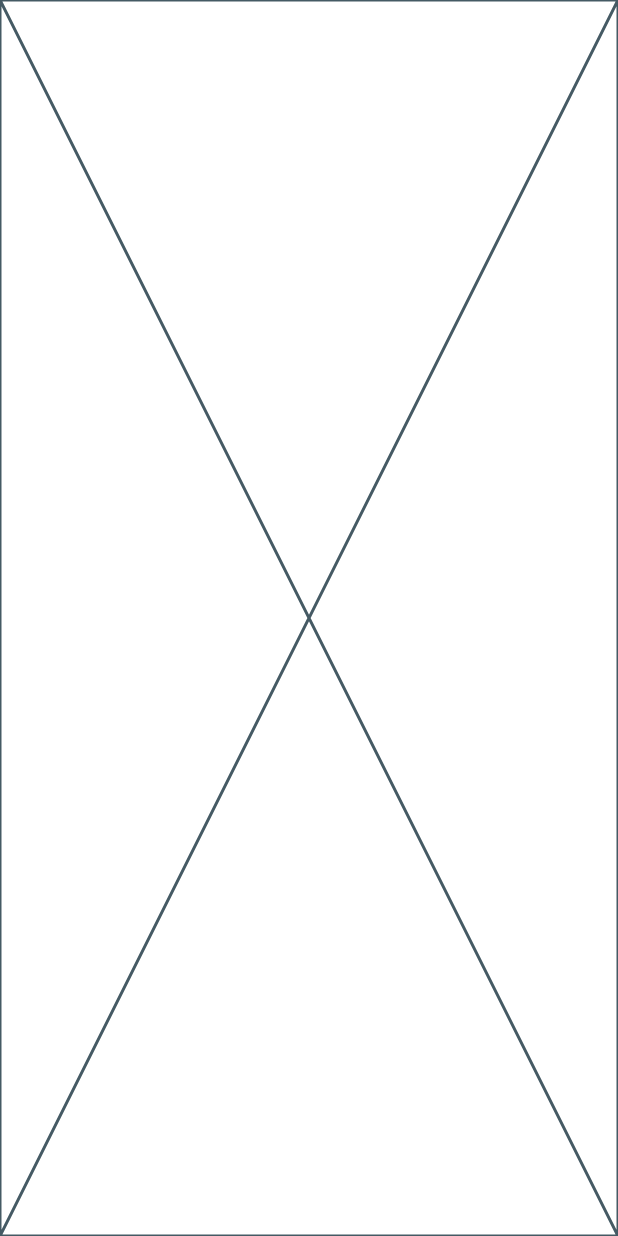
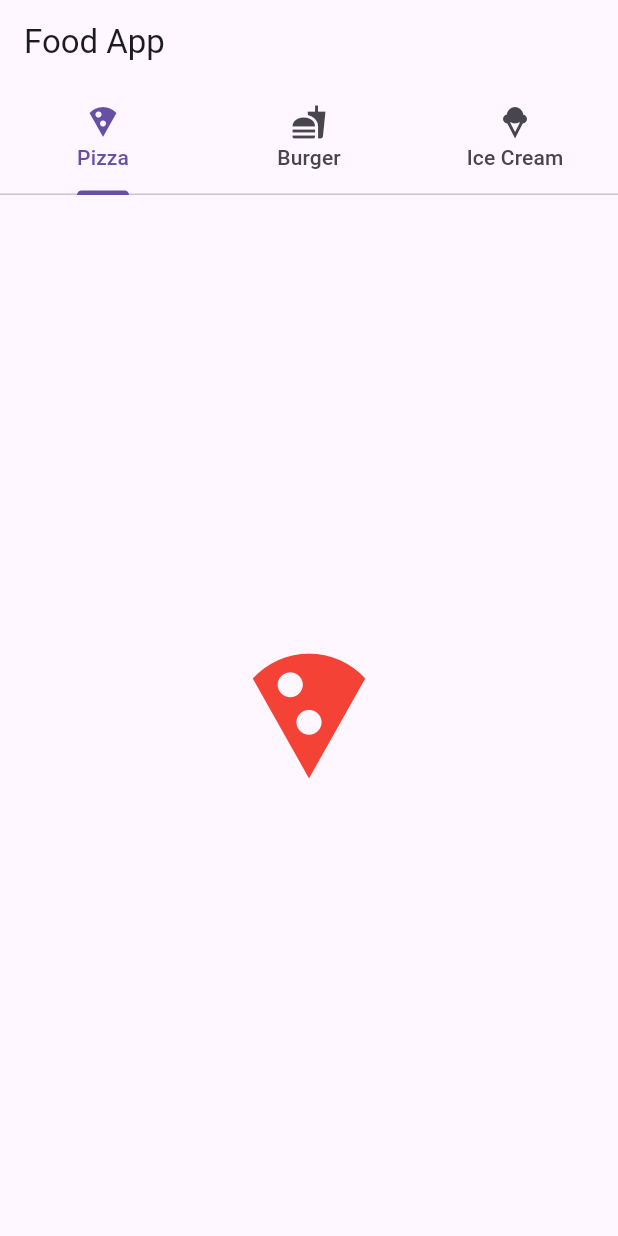
Before and after one commit to annika123/mad_project, a Flutter app: the screen it shows after launch, on a phone screen of 412 x 824 dp. Run offline on Flutter 3.47's test engine with Material 3 defaults, Android fonts, the phone set to English and light mode, and no system bars.

Commit message:
tab practice1

```diff
--- a/lib/main.dart
+++ b/lib/main.dart
@@ -4,11 +4,34 @@ void main() {
   runApp(const FoodApp());
 }
 
-class  FoodApp extends StatelessWidget {
+class FoodApp extends StatelessWidget {
   const FoodApp({super.key});
 
   @override
   Widget build(BuildContext context) {
-    return const Placeholder();
+    return MaterialApp(
+      home: DefaultTabController(
+        length: 3,
+        child: Scaffold(
+          appBar: AppBar(
+            title: const Text("Food App"),
+            bottom: const TabBar(
+              tabs: [
+                Tab(icon: Icon(Icons.local_pizza), text: "Pizza"),
+                Tab(icon: Icon(Icons.fastfood), text: "Burger"),
+                Tab(icon: Icon(Icons.icecream), text: "Ice Cream"),
+              ],
+            ),
+          ),
+          body: const TabBarView(
+            children: [
+              Icon(Icons.local_pizza, size: 100, color: Colors.red),
+              Icon(Icons.fastfood, size: 100, color: Colors.orange),
+              Icon(Icons.icecream, size: 100, color: Colors.blue),
+            ],
+          ),
+        ),
+      ),
+    );
   }
 }
```
